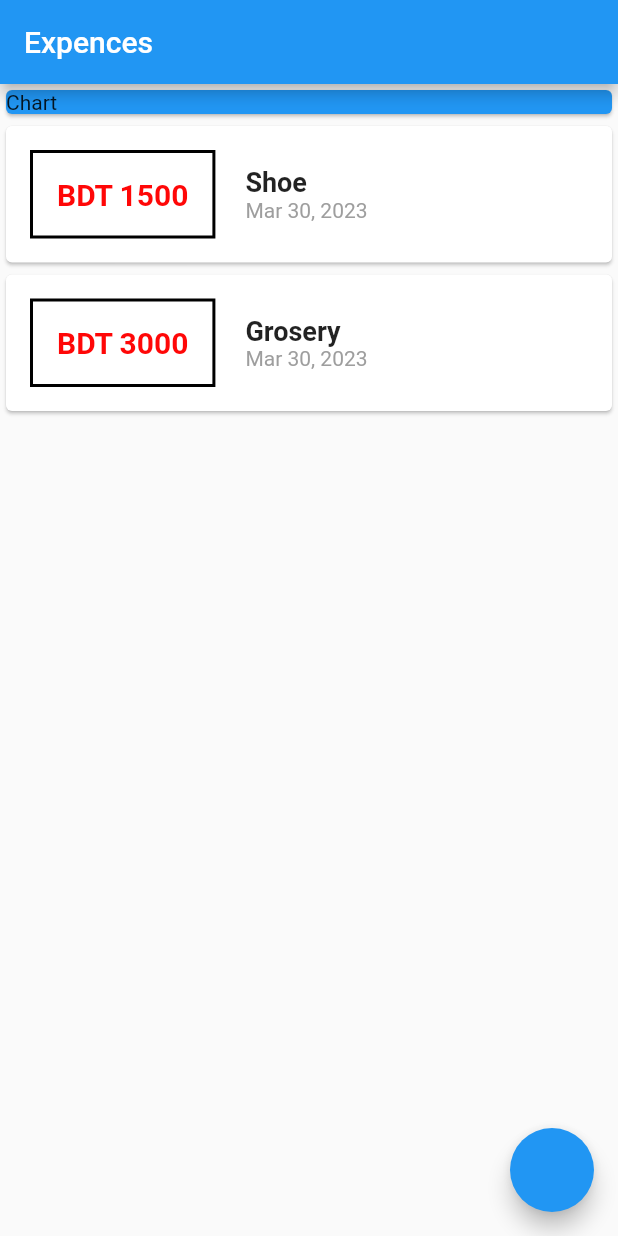
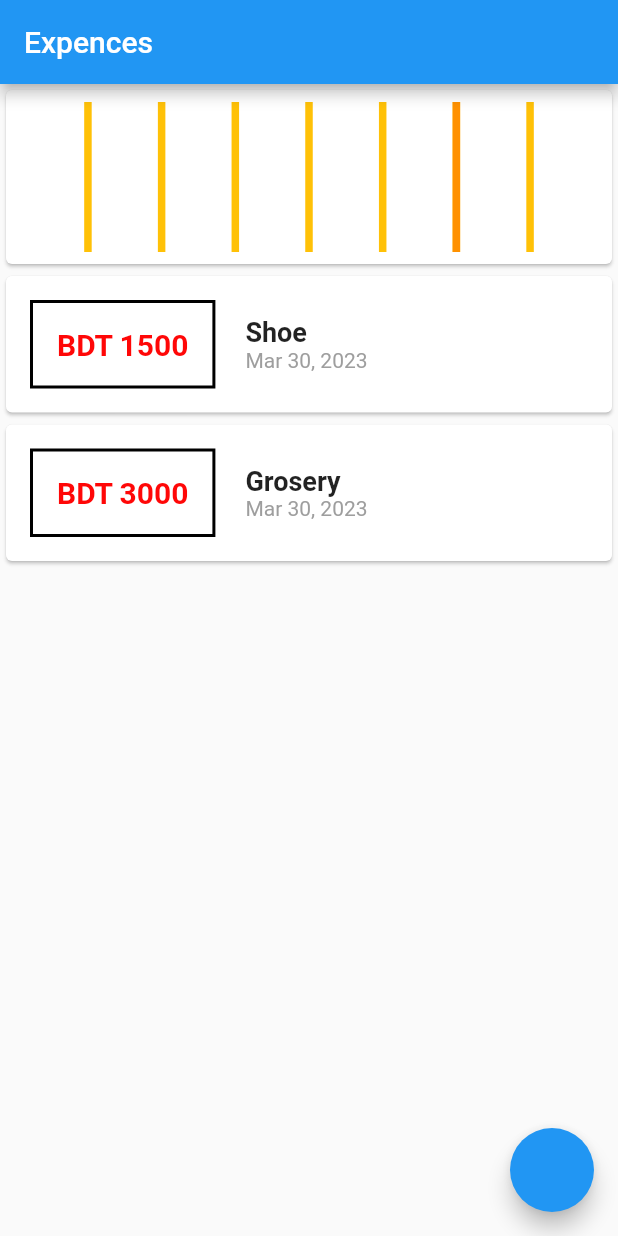
Before and after one commit to kaziashike/Personal-Expence, a Flutter app: the screen it shows after launch, on a phone screen of 412 x 824 dp. Run offline on Flutter 3.47's test engine with Material 2 defaults, Android fonts, the phone set to English and light mode, and no system bars.

Commit message:
Changes to be committed: 	new file:   lib/chart.dart 	modified:   lib/main.dart 	modified:   lib/transection.dart

```diff
--- /dev/null
+++ b/lib/chart.dart
@@ -0,0 +1,35 @@
+import 'package:flutter/material.dart';
+import 'package:personal_expence/transection.dart';
+
+class Chart extends StatelessWidget {
+  Chart({super.key});
+  final int total = returnTotal();
+
+  @override
+  Widget build(BuildContext context) {
+    return Row(
+      mainAxisAlignment: MainAxisAlignment.spaceEvenly,
+      children: history.map((e) {
+        return Column(
+          children: [
+            Stack(
+              alignment: Alignment.bottomCenter,
+              children: [
+                Container(
+                  width: 5,
+                  height: 100,
+                  color: Colors.amber,
+                ),
+                Container(
+                  width: 5,
+                  height: 100 * e / total,
+                  color: Color.fromARGB(255, 255, 145, 0),
+                )
+              ],
+            )
+          ],
+        );
+      }).toList(),
+    );
+  }
+}
--- a/lib/main.dart
+++ b/lib/main.dart
@@ -1,5 +1,8 @@
+import 'dart:ui';
+
 import 'package:flutter/material.dart';
 import 'package:intl/intl.dart';
+import 'package:personal_expence/chart.dart';
 import 'package:personal_expence/transection.dart';
 
 void main() {
@@ -80,10 +83,7 @@ class _MyHomePageState extends State<MyHomePage> {
         crossAxisAlignment: CrossAxisAlignment.stretch,
         children: [
           Card(
-            color: Colors.blue,
-            child:
-                // ignore: sized_box_for_whitespace
-                Container(width: double.infinity, child: const Text('Chart')),
+            child: Container(padding: EdgeInsets.all(8), child: Chart()),
           ),
           Column(
               children: trans.map((tx) {
--- a/lib/transection.dart
+++ b/lib/transection.dart
@@ -19,27 +19,31 @@ List<Transaction> trans = [
 
 List<int> history = [0, 0, 0, 0, 0, 0, 0];
 int returnTotal() {
-  trans.map((e) {
-    if (DateFormat('EEEE').format(e.date) == 'Saturday') {
-      history[0] += e.cost;
-    } else if (DateFormat('EEEE').format(e.date) == 'Sunday') {
-      history[1] += e.cost;
-    } else if (DateFormat('EEEE').format(e.date) == 'Monday') {
-      history[2] += e.cost;
-    } else if (DateFormat('EEEE').format(e.date) == 'Tuesday') {
-      history[3] += e.cost;
-    } else if (DateFormat('EEEE').format(e.date) == 'Wednesday') {
-      history[4] += e.cost;
-    } else if (DateFormat('EEEE').format(e.date) == 'Thursday') {
-      history[5] += e.cost;
+  for (int x = 0; x < trans.length; x++) {
+    print(DateFormat('EEEE').format(trans[x].date));
+    if (DateFormat('EEEE').format(trans[x].date) == 'Saturday') {
+      history[0] += trans[x].cost;
+    } else if (DateFormat('EEEE').format(trans[x].date) == 'Sunday') {
+      history[1] += trans[x].cost;
+    } else if (DateFormat('EEEE').format(trans[x].date) == 'Monday') {
+      history[2] += trans[x].cost;
+    } else if (DateFormat('EEEE').format(trans[x].date) == 'Tuesday') {
+      history[3] += trans[x].cost;
+    } else if (DateFormat('EEEE').format(trans[x].date) == 'Wednesday') {
+      history[4] += trans[x].cost;
+    } else if (DateFormat('EEEE').format(trans[x].date) == 'Thursday') {
+      history[5] += trans[x].cost;
     } else {
-      history[6] += e.cost;
+      history[6] += trans[x].cost;
     }
-  });
+  }
+  ;
   int total = 0;
   for (int x = 0; x <= 6; x++) {
     total += history[x];
   }
   ;
+  print(total);
+  print(history.toString());
   return total;
 }
```
